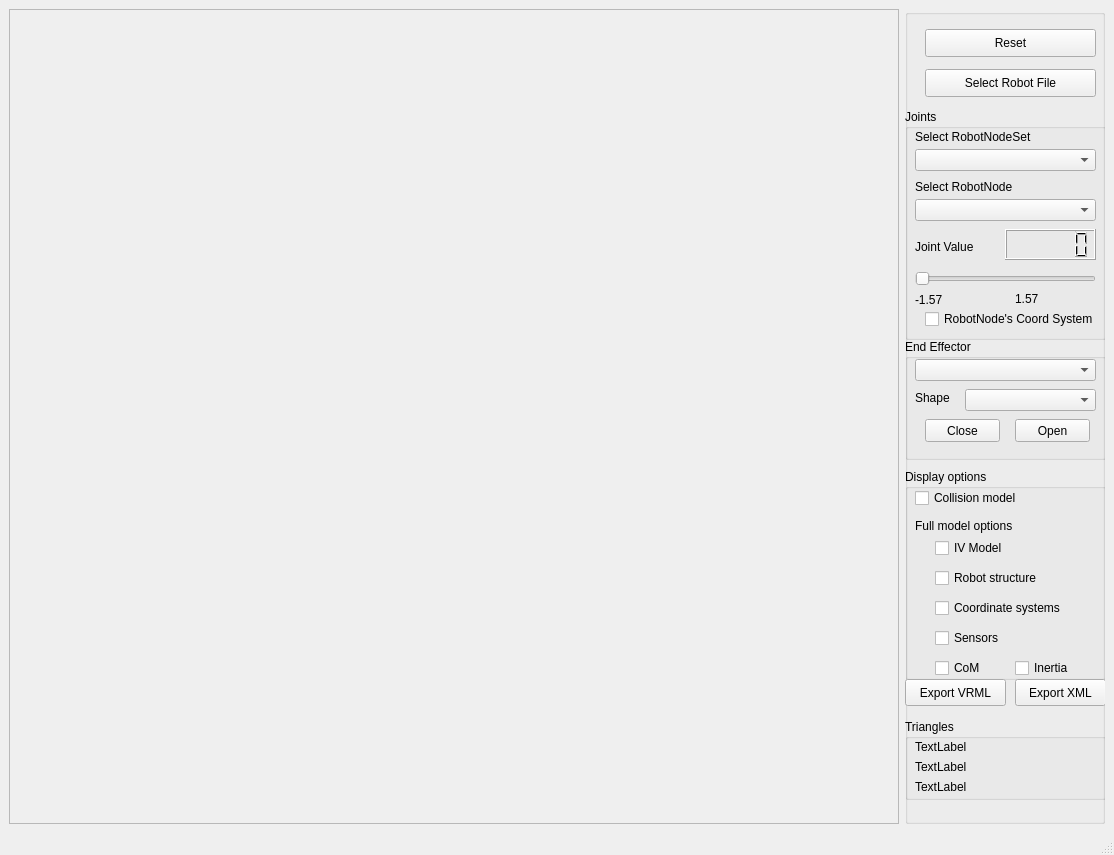
softbankrobotics-research/Simox, file VirtualRobot/examples/RobotViewer/RobotViewer.ui: the form before one commit.
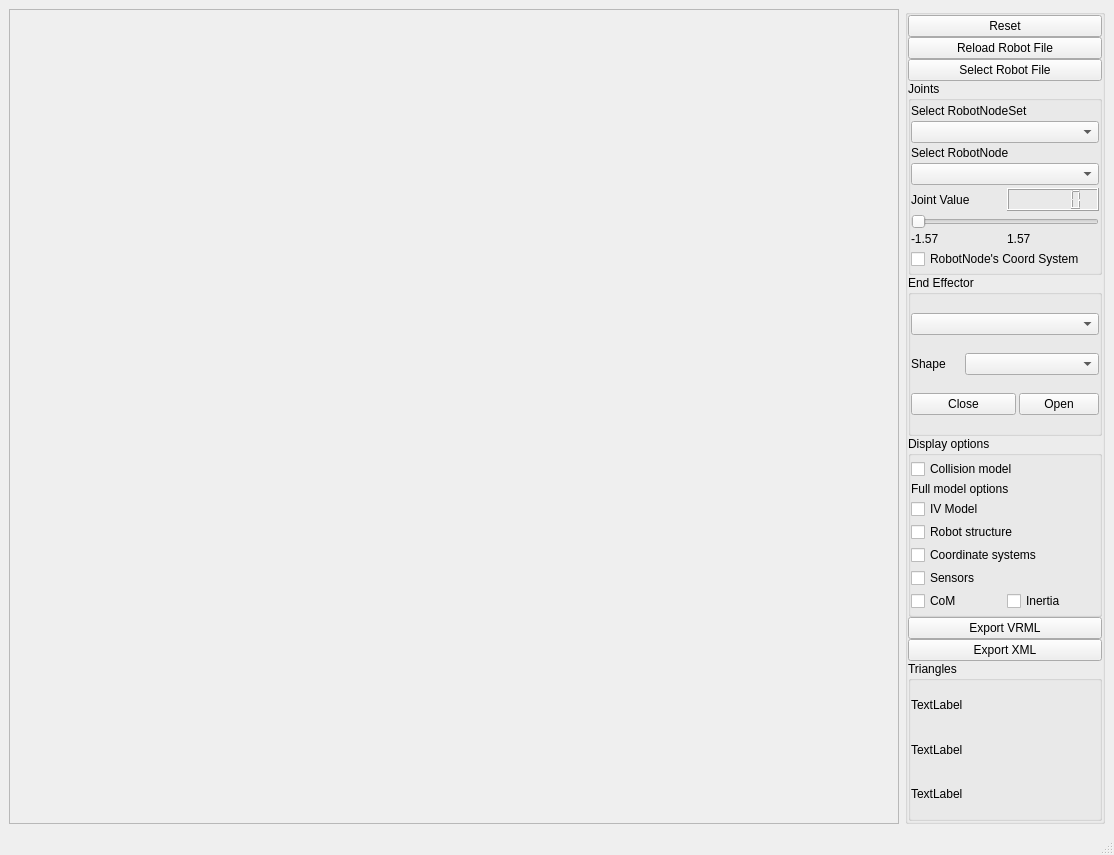
The form after the commit.

Commit message: Add a reload button to RobotViewer

```diff
--- a/VirtualRobot/examples/RobotViewer/RobotViewer.ui
+++ b/VirtualRobot/examples/RobotViewer/RobotViewer.ui
@@ -36,158 +36,45 @@
       <property name="title">
        <string/>
       </property>
+      <layout class="QVBoxLayout" name="verticalLayout_2">
+       <property name="spacing">
+        <number>0</number>
+       </property>
+       <property name="leftMargin">
+        <number>0</number>
+       </property>
+       <property name="topMargin">
+        <number>0</number>
+       </property>
+       <property name="rightMargin">
+        <number>0</number>
+       </property>
+       <property name="bottomMargin">
+        <number>0</number>
+       </property>
+       <item>
       <widget class="QPushButton" name="pushButtonReset">
-       <property name="geometry">
-        <rect>
-         <x>20</x>
-         <y>20</y>
-         <width>171</width>
-         <height>28</height>
-        </rect>
-       </property>
        <property name="text">
         <string>Reset</string>
        </property>
       </widget>
-      <widget class="QGroupBox" name="groupBox_2">
-       <property name="geometry">
-        <rect>
-         <x>0</x>
-         <y>460</y>
-         <width>201</width>
-         <height>211</height>
-        </rect>
-       </property>
-       <property name="title">
-        <string>Display options</string>
-       </property>
-       <widget class="QCheckBox" name="checkBoxColModel">
-        <property name="geometry">
-         <rect>
-          <x>10</x>
-          <y>19</y>
-          <width>131</width>
-          <height>20</height>
-         </rect>
-        </property>
+       </item>
+       <item>
+        <widget class="QPushButton" name="pushButtonReLoad">
         <property name="text">
-         <string>Collision model</string>
-        </property>
-       </widget>
-       <widget class="QCheckBox" name="checkBoxStructure">
-        <property name="geometry">
-         <rect>
-          <x>30</x>
-          <y>99</y>
-          <width>131</width>
-          <height>20</height>
-         </rect>
-        </property>
-        <property name="text">
-         <string>Robot structure</string>
-        </property>
-       </widget>
-       <widget class="QCheckBox" name="checkBoxRobotCoordSystems">
-        <property name="geometry">
-         <rect>
-          <x>30</x>
-          <y>129</y>
-          <width>131</width>
-          <height>20</height>
-         </rect>
-        </property>
-        <property name="text">
-         <string>Coordinate systems</string>
-        </property>
-       </widget>
-       <widget class="QCheckBox" name="checkBoxFullModel">
-        <property name="geometry">
-         <rect>
-          <x>30</x>
-          <y>69</y>
-          <width>131</width>
-          <height>20</height>
-         </rect>
-        </property>
-        <property name="text">
-         <string>IV Model</string>
-        </property>
-       </widget>
-       <widget class="QLabel" name="label">
-        <property name="geometry">
-         <rect>
-          <x>10</x>
-          <y>49</y>
-          <width>131</width>
-          <height>16</height>
-         </rect>
-        </property>
-        <property name="text">
-         <string>Full model options</string>
-        </property>
-       </widget>
-       <widget class="QCheckBox" name="checkBoxPhysicsCoM">
-        <property name="geometry">
-         <rect>
-          <x>30</x>
-          <y>189</y>
-          <width>71</width>
-          <height>20</height>
-         </rect>
-        </property>
-        <property name="text">
-         <string>CoM</string>
-        </property>
-       </widget>
-       <widget class="QCheckBox" name="checkBoxPhysicsInertia">
-        <property name="geometry">
-         <rect>
-          <x>110</x>
-          <y>189</y>
-          <width>81</width>
-          <height>20</height>
-         </rect>
-        </property>
-        <property name="text">
-         <string>Inertia</string>
-        </property>
-       </widget>
-       <widget class="QCheckBox" name="checkBoxRobotSensors">
-        <property name="geometry">
-         <rect>
-          <x>30</x>
-          <y>159</y>
-          <width>131</width>
-          <height>20</height>
-         </rect>
-        </property>
-        <property name="text">
-         <string>Sensors</string>
-        </property>
-       </widget>
-      </widget>
+          <string>Reload Robot File</string>
+         </property>
+        </widget>
+       </item>
+       <item>
       <widget class="QPushButton" name="pushButtonLoad">
-       <property name="geometry">
-        <rect>
-         <x>20</x>
-         <y>60</y>
-         <width>171</width>
-         <height>28</height>
-        </rect>
-       </property>
        <property name="text">
         <string>Select Robot File</string>
        </property>
       </widget>
+       </item>
+       <item>
       <widget class="QGroupBox" name="groupBox_3">
-       <property name="geometry">
-        <rect>
-         <x>0</x>
-         <y>100</y>
-         <width>201</width>
-         <height>231</height>
-        </rect>
-       </property>
        <property name="title">
         <string>Joints</string>
        </property>
@@ -197,28 +84,51 @@
        <property name="checkable">
         <bool>false</bool>
        </property>
+         <layout class="QGridLayout" name="gridLayout_3">
+          <property name="leftMargin">
+           <number>0</number>
+          </property>
+          <property name="topMargin">
+           <number>3</number>
+          </property>
+          <property name="rightMargin">
+           <number>0</number>
+          </property>
+          <property name="bottomMargin">
+           <number>3</number>
+          </property>
+          <property name="spacing">
+           <number>3</number>
+          </property>
+          <item row="0" column="0" colspan="2">
+           <widget class="QLabel" name="label_3">
+            <property name="text">
+             <string>Select RobotNodeSet</string>
+            </property>
+           </widget>
+          </item>
+          <item row="1" column="0" colspan="2">
+           <widget class="QComboBox" name="comboBoxRobotNodeSet"/>
+          </item>
+          <item row="2" column="0" colspan="2">
+           <widget class="QLabel" name="label_4">
+            <property name="text">
+             <string>Select RobotNode</string>
+            </property>
+           </widget>
+          </item>
+          <item row="3" column="0" colspan="2">
+           <widget class="QComboBox" name="comboBoxJoint"/>
+          </item>
+          <item row="4" column="0">
        <widget class="QLabel" name="label_2">
-        <property name="geometry">
-         <rect>
-          <x>10</x>
-          <y>130</y>
-          <width>81</width>
-          <height>16</height>
-         </rect>
-        </property>
         <property name="text">
          <string>Joint Value</string>
         </property>
        </widget>
+          </item>
+          <item row="4" column="1">
        <widget class="QLCDNumber" name="lcdNumberJointValue">
-        <property name="geometry">
-         <rect>
-          <x>100</x>
-          <y>120</y>
-          <width>91</width>
-          <height>31</height>
-         </rect>
-        </property>
         <property name="smallDecimalPoint">
          <bool>true</bool>
         </property>
@@ -229,15 +139,9 @@
          <double>0.000000000000000</double>
         </property>
        </widget>
+          </item>
+          <item row="5" column="0" colspan="2">
        <widget class="QSlider" name="horizontalSliderPos">
-        <property name="geometry">
-         <rect>
-          <x>10</x>
-          <y>160</y>
-          <width>181</width>
-          <height>20</height>
-         </rect>
-        </property>
         <property name="maximum">
          <number>1000</number>
         </property>
@@ -248,28 +152,16 @@
          <enum>Qt::Horizontal</enum>
         </property>
        </widget>
+          </item>
+          <item row="6" column="0">
        <widget class="QLabel" name="labelMinPos">
-        <property name="geometry">
-         <rect>
-          <x>10</x>
-          <y>180</y>
-          <width>91</width>
-          <height>21</height>
-         </rect>
-        </property>
         <property name="text">
          <string>-1.57</string>
         </property>
        </widget>
+          </item>
+          <item row="6" column="1">
        <widget class="QLabel" name="labelMaxPos">
-        <property name="geometry">
-         <rect>
-          <x>110</x>
-          <y>180</y>
-          <width>81</width>
-          <height>20</height>
-         </rect>
-        </property>
         <property name="layoutDirection">
          <enum>Qt::RightToLeft</enum>
         </property>
@@ -277,199 +169,150 @@
          <string>1.57</string>
         </property>
        </widget>
-       <widget class="QComboBox" name="comboBoxJoint">
-        <property name="geometry">
-         <rect>
-          <x>10</x>
-          <y>90</y>
-          <width>181</width>
-          <height>22</height>
-         </rect>
-        </property>
-       </widget>
+          </item>
+          <item row="7" column="0" colspan="2">
        <widget class="QCheckBox" name="checkBoxShowCoordSystem">
-        <property name="geometry">
-         <rect>
-          <x>20</x>
-          <y>200</y>
-          <width>171</width>
-          <height>20</height>
-         </rect>
-        </property>
         <property name="text">
          <string>RobotNode's Coord System</string>
         </property>
        </widget>
-       <widget class="QComboBox" name="comboBoxRobotNodeSet">
-        <property name="geometry">
-         <rect>
-          <x>10</x>
-          <y>40</y>
-          <width>181</width>
-          <height>22</height>
-         </rect>
-        </property>
-       </widget>
-       <widget class="QLabel" name="label_3">
-        <property name="geometry">
-         <rect>
-          <x>10</x>
-          <y>20</y>
-          <width>161</width>
-          <height>16</height>
-         </rect>
-        </property>
-        <property name="text">
-         <string>Select RobotNodeSet</string>
-        </property>
-       </widget>
-       <widget class="QLabel" name="label_4">
-        <property name="geometry">
-         <rect>
-          <x>10</x>
-          <y>70</y>
-          <width>131</width>
-          <height>16</height>
-         </rect>
-        </property>
-        <property name="text">
-         <string>Select RobotNode</string>
-        </property>
-       </widget>
-      </widget>
+          </item>
+         </layout>
+        </widget>
+       </item>
+       <item>
       <widget class="QGroupBox" name="groupBox_4">
-       <property name="geometry">
-        <rect>
-         <x>0</x>
-         <y>330</y>
-         <width>201</width>
-         <height>121</height>
-        </rect>
-       </property>
        <property name="title">
         <string>End Effector</string>
        </property>
-       <widget class="QComboBox" name="comboBoxEndEffector">
-        <property name="geometry">
-         <rect>
-          <x>10</x>
-          <y>20</y>
-          <width>181</width>
-          <height>22</height>
-         </rect>
-        </property>
-       </widget>
+         <layout class="QGridLayout" name="gridLayout_4">
+          <property name="leftMargin">
+           <number>0</number>
+          </property>
+          <property name="topMargin">
+           <number>3</number>
+          </property>
+          <property name="rightMargin">
+           <number>0</number>
+          </property>
+          <property name="bottomMargin">
+           <number>3</number>
+          </property>
+          <property name="spacing">
+           <number>3</number>
+          </property>
+          <item row="0" column="0" colspan="3">
+           <widget class="QComboBox" name="comboBoxEndEffector"/>
+          </item>
+          <item row="1" column="0">
+           <widget class="QLabel" name="label_5">
+            <property name="text">
+             <string>Shape</string>
+            </property>
+           </widget>
+          </item>
+          <item row="1" column="1" colspan="2">
+           <widget class="QComboBox" name="comboBoxEndEffectorPS"/>
+          </item>
+          <item row="2" column="0" colspan="2">
        <widget class="QPushButton" name="pushButtonClose">
-        <property name="geometry">
-         <rect>
-          <x>20</x>
-          <y>80</y>
-          <width>75</width>
-          <height>23</height>
-         </rect>
-        </property>
         <property name="text">
          <string>Close</string>
         </property>
        </widget>
+          </item>
+          <item row="2" column="2">
        <widget class="QPushButton" name="pushButtonOpen">
-        <property name="geometry">
-         <rect>
-          <x>110</x>
-          <y>80</y>
-          <width>75</width>
-          <height>23</height>
-         </rect>
-        </property>
         <property name="text">
          <string>Open</string>
         </property>
        </widget>
-       <widget class="QComboBox" name="comboBoxEndEffectorPS">
-        <property name="geometry">
-         <rect>
-          <x>60</x>
-          <y>50</y>
-          <width>131</width>
-          <height>22</height>
-         </rect>
-        </property>
-       </widget>
-       <widget class="QLabel" name="label_5">
-        <property name="geometry">
-         <rect>
-          <x>10</x>
-          <y>50</y>
-          <width>51</width>
-          <height>17</height>
-         </rect>
-        </property>
-        <property name="text">
-         <string>Shape</string>
-        </property>
-       </widget>
-      </widget>
-      <widget class="QGroupBox" name="groupBox_5">
-       <property name="geometry">
-        <rect>
-         <x>0</x>
-         <y>710</y>
-         <width>201</width>
-         <height>81</height>
-        </rect>
-       </property>
+          </item>
+         </layout>
+        </widget>
+       </item>
+       <item>
+        <widget class="QGroupBox" name="groupBox_2">
        <property name="title">
-        <string>Triangles</string>
-       </property>
-       <widget class="QLabel" name="labelInfo1">
-        <property name="geometry">
-         <rect>
-          <x>10</x>
-          <y>20</y>
-          <width>181</width>
-          <height>16</height>
-         </rect>
-        </property>
+          <string>Display options</string>
+         </property>
+         <layout class="QGridLayout" name="gridLayout_2">
+          <property name="leftMargin">
+           <number>0</number>
+          </property>
+          <property name="topMargin">
+           <number>3</number>
+          </property>
+          <property name="rightMargin">
+           <number>0</number>
+          </property>
+          <property name="bottomMargin">
+           <number>3</number>
+          </property>
+          <property name="spacing">
+           <number>3</number>
+          </property>
+          <item row="0" column="0" colspan="2">
+           <widget class="QCheckBox" name="checkBoxColModel">
         <property name="text">
-         <string>TextLabel</string>
-        </property>
-       </widget>
-       <widget class="QLabel" name="labelInfo2">
-        <property name="geometry">
-         <rect>
-          <x>10</x>
-          <y>40</y>
-          <width>191</width>
-          <height>16</height>
-         </rect>
-        </property>
+             <string>Collision model</string>
+            </property>
+           </widget>
+          </item>
+          <item row="1" column="0" colspan="2">
+           <widget class="QLabel" name="label">
+            <property name="text">
+             <string>Full model options</string>
+            </property>
+           </widget>
+          </item>
+          <item row="2" column="0" colspan="2">
+           <widget class="QCheckBox" name="checkBoxFullModel">
         <property name="text">
-         <string>TextLabel</string>
-        </property>
-       </widget>
-       <widget class="QLabel" name="labelInfo3">
-        <property name="geometry">
-         <rect>
-          <x>10</x>
-          <y>60</y>
-          <width>191</width>
-          <height>16</height>
-         </rect>
-        </property>
+             <string>IV Model</string>
+            </property>
+           </widget>
+          </item>
+          <item row="3" column="0" colspan="2">
+           <widget class="QCheckBox" name="checkBoxStructure">
+            <property name="text">
+             <string>Robot structure</string>
+            </property>
+           </widget>
+          </item>
+          <item row="4" column="0" colspan="2">
+           <widget class="QCheckBox" name="checkBoxRobotCoordSystems">
         <property name="text">
-         <string>TextLabel</string>
-        </property>
-       </widget>
-      </widget>
+             <string>Coordinate systems</string>
+            </property>
+           </widget>
+          </item>
+          <item row="5" column="0" colspan="2">
+           <widget class="QCheckBox" name="checkBoxRobotSensors">
+            <property name="text">
+             <string>Sensors</string>
+            </property>
+           </widget>
+          </item>
+          <item row="6" column="0">
+           <widget class="QCheckBox" name="checkBoxPhysicsCoM">
+            <property name="text">
+             <string>CoM</string>
+            </property>
+           </widget>
+          </item>
+          <item row="6" column="1">
+           <widget class="QCheckBox" name="checkBoxPhysicsInertia">
+            <property name="text">
+             <string>Inertia</string>
+            </property>
+           </widget>
+          </item>
+         </layout>
+        </widget>
+       </item>
+       <item>
       <widget class="QPushButton" name="ExportVRML20">
-       <property name="geometry">
-        <rect>
-         <x>0</x>
-         <y>670</y>
-         <width>101</width>
-         <height>27</height>
-        </rect>
-       </property>
        <property name="toolTip">
         <string>Export to single VRML file</string>
        </property>
@@ -477,15 +320,9 @@
         <string>Export VRML</string>
        </property>
       </widget>
+       </item>
+       <item>
       <widget class="QPushButton" name="ExportXML">
-       <property name="geometry">
-        <rect>
-         <x>110</x>
-         <y>670</y>
-         <width>91</width>
-         <height>27</height>
-        </rect>
-       </property>
        <property name="toolTip">
         <string>Export to simox XML format</string>
        </property>
@@ -493,6 +330,53 @@
         <string>Export XML</string>
        </property>
       </widget>
+       </item>
+       <item>
+        <widget class="QGroupBox" name="groupBox_5">
+         <property name="title">
+          <string>Triangles</string>
+         </property>
+         <layout class="QVBoxLayout" name="verticalLayout">
+          <property name="spacing">
+           <number>3</number>
+          </property>
+          <property name="leftMargin">
+           <number>0</number>
+          </property>
+          <property name="topMargin">
+           <number>3</number>
+          </property>
+          <property name="rightMargin">
+           <number>0</number>
+          </property>
+          <property name="bottomMargin">
+           <number>3</number>
+          </property>
+          <item>
+           <widget class="QLabel" name="labelInfo1">
+            <property name="text">
+             <string>TextLabel</string>
+            </property>
+           </widget>
+          </item>
+          <item>
+           <widget class="QLabel" name="labelInfo2">
+            <property name="text">
+             <string>TextLabel</string>
+            </property>
+           </widget>
+          </item>
+          <item>
+           <widget class="QLabel" name="labelInfo3">
+            <property name="text">
+             <string>TextLabel</string>
+            </property>
+           </widget>
+          </item>
+         </layout>
+        </widget>
+       </item>
+      </layout>
      </widget>
     </item>
    </layout>
```
Lines whose indentation alone changed are shown as unchanged. The commit also changes 2 other files.
